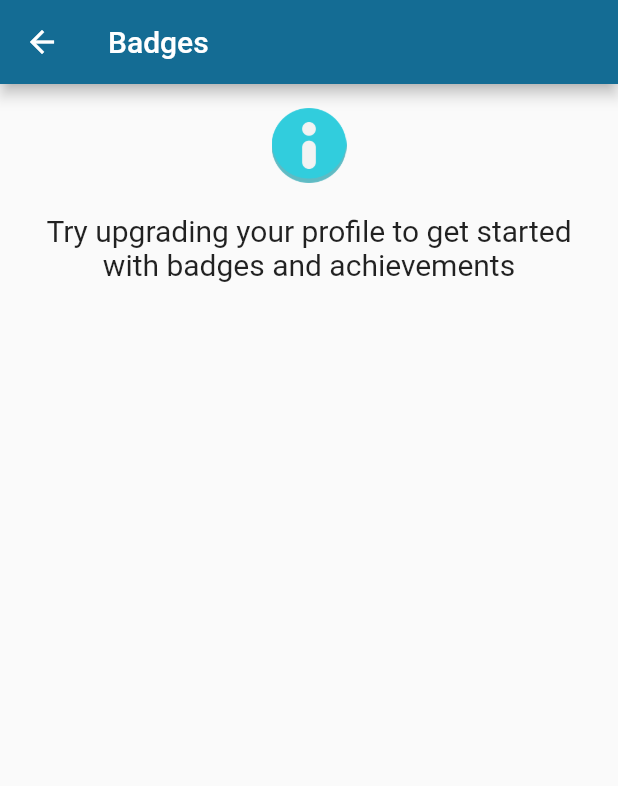
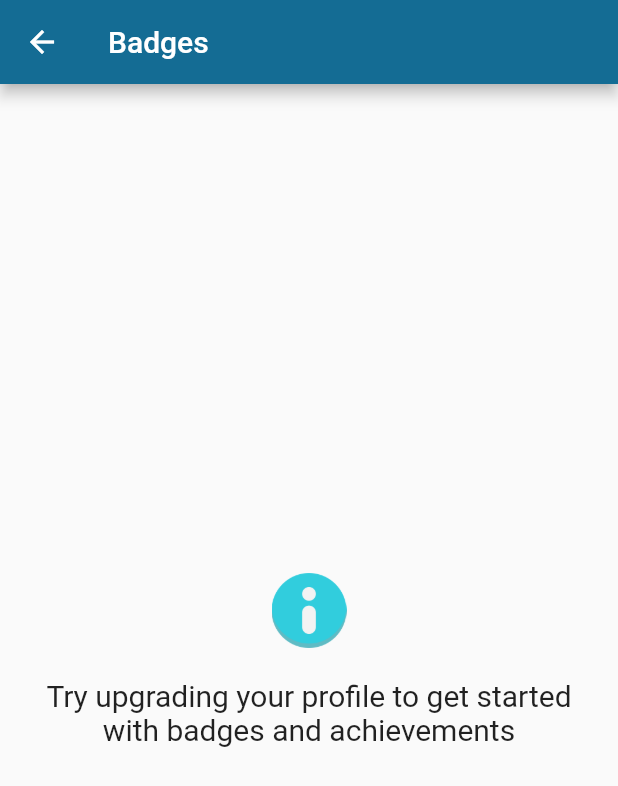
Before and after one commit to Harish3000/shades-app-flutter-project, a Flutter app: the BadgesPage screen opened directly, on a phone screen of 412 x 824 dp. Shown: the top 786 px of the screen. Run offline on Flutter 3.47's test engine with Material 2 defaults, Android fonts, the phone set to English and light mode, and no system bars; our stand-ins replace cloud_firestore, firebase_auth, firebase_core, flutter_rating_bar; accounts and stored records are empty.

Commit message:
Update BadgesPage.dart

```diff
--- a/shades/lib/features/community_mgt/BadgesPage.dart
+++ b/shades/lib/features/community_mgt/BadgesPage.dart
@@ -37,9 +37,9 @@ class BadgesPage extends StatelessWidget {
                 String userRole =
                     snapshot.data ?? 'user'; // Default role is 'user'
                 if (userRole == 'leader') {
+                  // Content for leader
                   return Padding(
                     padding: const EdgeInsets.all(16.0),
-                    child: Center(
                     child: Column(
                       crossAxisAlignment: CrossAxisAlignment.center,
                       children: [
@@ -48,8 +48,7 @@ class BadgesPage extends StatelessWidget {
                           width: 100, // Set width of the image
                           height: 100, // Set height of the image
                         ),
-                          SizedBox(
-                              height: 20), // Add spacing between image and text
+                        SizedBox(height: 20),
                         Text(
                           'VERIFIED BADGE',
                           style: TextStyle(
@@ -66,14 +65,14 @@ class BadgesPage extends StatelessWidget {
                         ),
                       ],
                     ),
-                    ),
                   );
                 } else {
+                  // Content for non-leader, centered both horizontally and vertically
                   return Padding(
                     padding: const EdgeInsets.all(16.0),
                     child: Center(
                       child: Column(
-                        crossAxisAlignment: CrossAxisAlignment.center,
+                        mainAxisAlignment: MainAxisAlignment.center,
                         children: [
                           Image.asset(
                             'assets/community/community images/badges/info.png',
```
Lines whose indentation alone changed are shown as unchanged.
